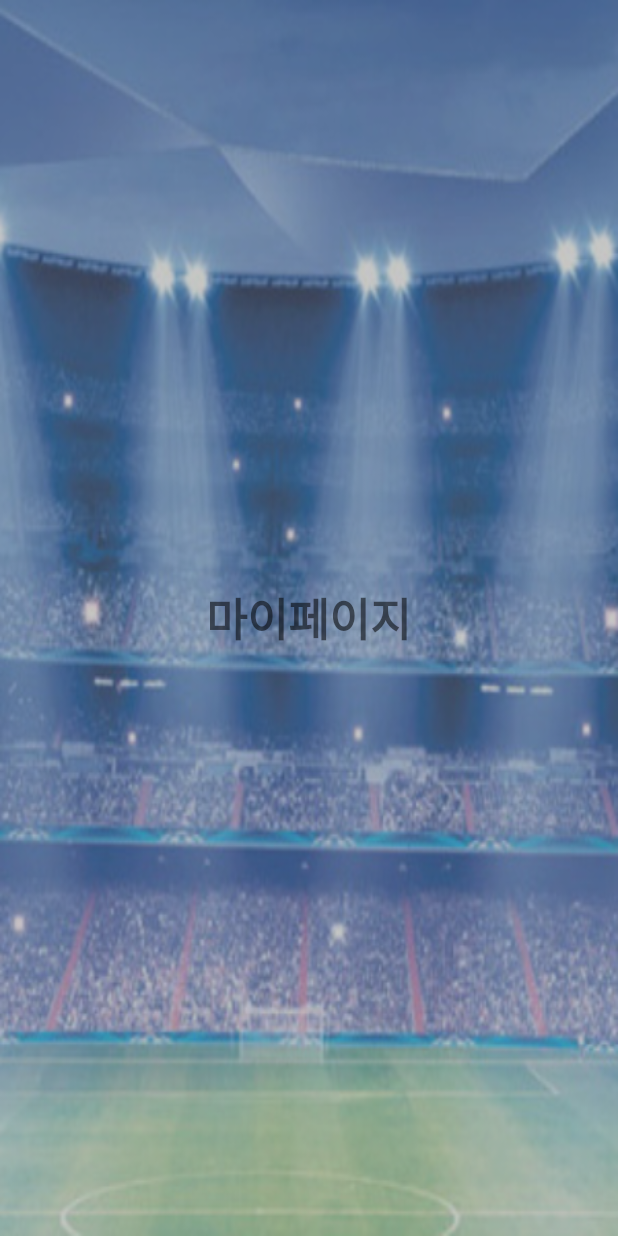
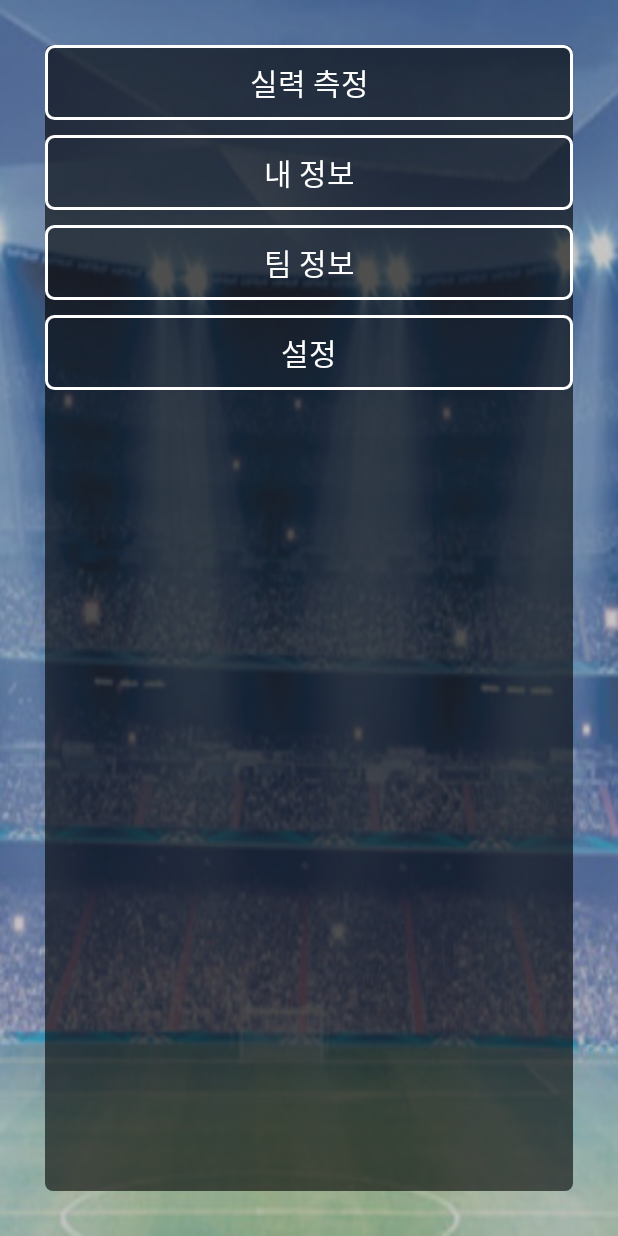
Before and after one commit to wlldnjs/SoccerManager, an Android app: the fragment MypageFragment shown on its own in the app's theme, on a phone screen of 412 x 824 dp. Run offline under Robolectric (Android 15) with nearby library versions, the phone set to English and light mode, and no system bars.

```diff
--- a/app/build.gradle
+++ b/app/build.gradle
@@ -28,4 +28,7 @@ dependencies {
     compile 'com.android.support.constraint:constraint-layout:1.0.2'
     compile 'com.android.support:recyclerview-v7:25.3.1'
     testCompile 'junit:junit:4.12'
+    compile 'com.tsengvn:typekit:1.0.1'
+    compile 'com.squareup.retrofit2:retrofit:2.3.0'
+    compile 'com.squareup.retrofit2:converter-gson:2.3.0'
 }
--- a/app/src/main/AndroidManifest.xml
+++ b/app/src/main/AndroidManifest.xml
@@ -11,7 +11,7 @@
         android:label="@string/app_name"
         android:roundIcon="@mipmap/ic_launcher_round"
         android:supportsRtl="true"
-        android:theme="@style/MyActionBar">
+        android:theme="@style/AppTheme.NoActionBar">
         <activity android:name=".Main.LoginActivity">
             <intent-filter>
                 <action android:name="android.intent.action.MAIN" />
--- a/app/src/main/res/drawable/rectangle_box.xml
+++ b/app/src/main/res/drawable/rectangle_box.xml
@@ -1,12 +1,12 @@
 <?xml version="1.0" encoding="utf-8"?>
 <shape xmlns:android="http://schemas.android.com/apk/res/android"
     android:shape="rectangle">
-    <solid android:color="#55ffffff" />
+    <solid android:color="#99000000" />
 
-    <stroke
-        android:width="2dp"
-        android:color="#ffffff" />
+    <!--<stroke-->
+        <!--android:width="2dp"-->
+        <!--android:color="#ffffff" />-->
     <corners
-        android:radius="10dp"/>
+        android:radius="5dp"/>
 
 </shape>
--- a/app/src/main/res/drawable/rectangle_stroke_white.xml
+++ b/app/src/main/res/drawable/rectangle_stroke_white.xml
@@ -7,6 +7,6 @@
         android:width="2dp"
         android:color="#ffffff" />
     <corners
-        android:radius="10dp"/>
+        android:radius="5dp"/>
 
 </shape>
--- a/app/src/main/res/layout/fragment_mypage.xml
+++ b/app/src/main/res/layout/fragment_mypage.xml
@@ -3,11 +3,49 @@
     android:layout_width="match_parent"
     android:layout_height="match_parent"
     android:background="@drawable/fragment3">
-    <TextView
-        android:layout_centerInParent="true"
-        android:layout_width="wrap_content"
-        android:layout_height="wrap_content"
-        android:textSize="30sp"
-        android:textStyle="bold"
-        android:text="마이페이지"/>
+
+    <LinearLayout
+        android:orientation="vertical"
+        android:background="@drawable/rectangle_box"
+        android:layout_margin="30dp"
+        android:layout_width="match_parent"
+        android:layout_height="match_parent">
+
+        <Button
+            android:background="@drawable/rectangle_stroke_white"
+            android:layout_width="match_parent"
+            android:layout_height="50dp"
+            android:text="실력 측정"
+            android:textColor="#ffffff"
+            android:textSize="20sp"/>
+
+        <Button
+            android:id="@+id/button"
+            android:layout_width="match_parent"
+            android:layout_height="50dp"
+            android:layout_marginTop="10dp"
+            android:background="@drawable/rectangle_stroke_white"
+            android:text="내 정보"
+            android:textColor="#ffffff"
+            android:textSize="20sp" />
+
+        <Button
+            android:background="@drawable/rectangle_stroke_white"
+            android:layout_width="match_parent"
+            android:layout_height="50dp"
+            android:text="팀 정보"
+            android:textColor="#ffffff"
+            android:textSize="20sp"
+            android:layout_marginTop="10dp"/>
+
+        <Button
+            android:background="@drawable/rectangle_stroke_white"
+            android:layout_width="match_parent"
+            android:layout_height="50dp"
+            android:text="설정"
+            android:textColor="#ffffff"
+            android:textSize="20sp"
+            android:layout_marginTop="10dp"/>
+
+    </LinearLayout>
 </RelativeLayout>
--- a/app/src/main/res/layout/recycler_item_search.xml
+++ b/app/src/main/res/layout/recycler_item_search.xml
@@ -16,7 +16,7 @@
         android:gravity="center"
         android:text="아이디"
         android:textSize="18sp"
-        android:textColor="#000000"/>
+        android:textColor="#ffffff"/>
 
     <TextView
         android:id="@+id/recyclerSearchItemName"
@@ -26,7 +26,7 @@
         android:gravity="center"
         android:text="이름"
         android:textSize="18sp"
-        android:textColor="#000000"/>
+        android:textColor="#ffffff"/>
 
     <TextView
         android:id="@+id/recyclerSearchItemTeam"
@@ -36,5 +36,5 @@
         android:gravity="center"
         android:text="팀명"
         android:textSize="18sp"
-        android:textColor="#000000"/>
+        android:textColor="#ffffff"/>
 </LinearLayout>
--- a/app/src/main/res/values/styles.xml
+++ b/app/src/main/res/values/styles.xml
@@ -14,4 +14,12 @@
         <item name="colorAccent">@color/colorAccent</item>
     </style>
 
+    <style name="AppTheme.NoActionBar" parent="Theme.AppCompat.Light">
+        <item name="windowActionBar">false</item>
+        <item name="windowNoTitle">true</item>
+        <item name="colorPrimary">@color/colorPrimary</item>
+        <item name="colorPrimaryDark">@color/colorPrimaryDark</item>
+        <item name="colorAccent">@color/colorAccent</item>
+    </style>
+
 </resources>
```
Also changed, not shown: app/src/main/java/com/jiwonkim/soccermanager/Application/ApplicationController.java (+17 -1 lines), app/src/main/java/com/jiwonkim/soccermanager/Main/Search/SearchAdapter.java (added, +9 -0 lines), app/src/main/java/com/jiwonkim/soccermanager/Main/Search/SearchListData.java (added, +12 -0 lines), app/src/main/java/com/jiwonkim/soccermanager/Main/ViewHolder/MyViewHolder.java (added, +17 -0 lines), app/src/main/java/com/jiwonkim/soccermanager/Network/NetworkService.java (added, +8 -0 lines), app/src/main/res/layout/fragment_home.xml (+24 -7 lines), app/src/main/res/layout/fragment_search.xml (+47 -14 lines), app/src/main/res/drawable/white_line.png (added).
